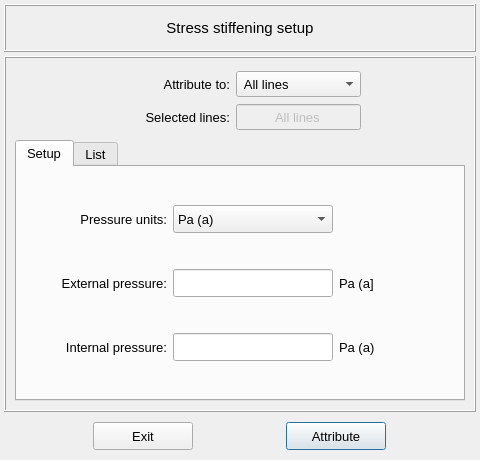
This is pulse/interface/data/ui_files/model/setup/structural/stress_stiffening_input.ui in open-pulse/OpenPulse as Qt 5 draws it before an edit. The edited form follows.
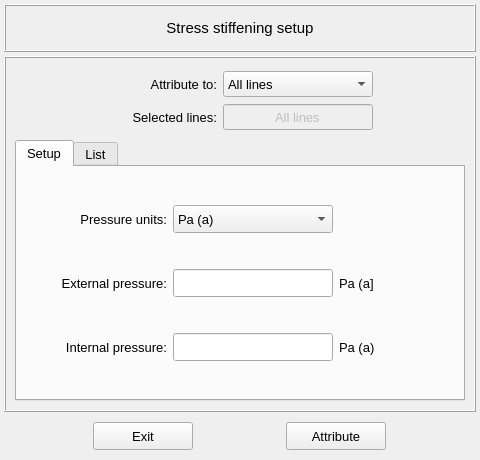
This is the edited form.

Commit message: Update the valve and stress stiffening ui files

Patch:
```diff
--- a/pulse/interface/data/ui_files/model/setup/structural/stress_stiffening_input.ui
+++ b/pulse/interface/data/ui_files/model/setup/structural/stress_stiffening_input.ui
@@ -178,7 +178,7 @@
          <bool>false</bool>
         </property>
         <property name="default">
-         <bool>true</bool>
+         <bool>false</bool>
         </property>
        </widget>
       </item>
@@ -225,7 +225,7 @@
            </property>
            <property name="minimumSize">
             <size>
-             <width>0</width>
+             <width>150</width>
              <height>26</height>
             </size>
            </property>
@@ -271,7 +271,7 @@
           <widget class="QComboBox" name="comboBox_attribution_type">
            <property name="minimumSize">
             <size>
-             <width>0</width>
+             <width>150</width>
              <height>26</height>
             </size>
            </property>
@@ -291,7 +291,7 @@
            </property>
            <item>
             <property name="text">
-             <string> All lines</string>
+             <string>All lines</string>
             </property>
            </item>
            <item>
```
Left out of the diff: 7 changed lines with no effect on the pictures. The commit also changes 3 other files.
